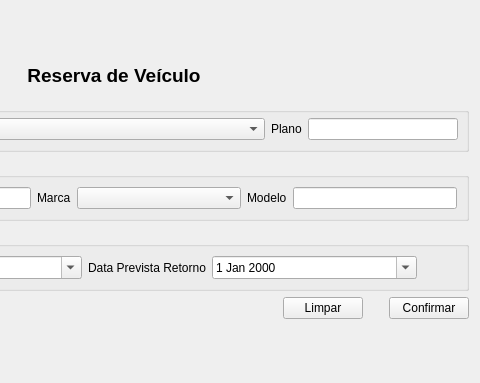
Old version of the form ui/ui_reserva.ui in the repository adaiasreis/Projeto; both pictures show x 252 to 732 and y 0 to 383 of the 732 by 383 pixel window.
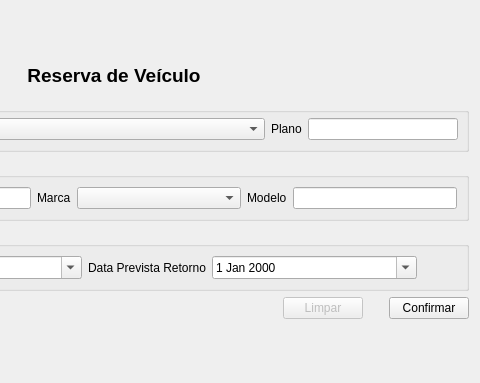
New version of the form.

The edit to the form file:
```diff
--- a/ui/ui_reserva.ui
+++ b/ui/ui_reserva.ui
@@ -409,6 +409,9 @@
          </property>
          <item>
           <widget class="QPushButton" name="b_limpar">
+           <property name="enabled">
+            <bool>false</bool>
+           </property>
            <property name="text">
             <string>Limpar</string>
            </property>
```
Left out of the diff: 6 changed lines with no effect on the pictures.
